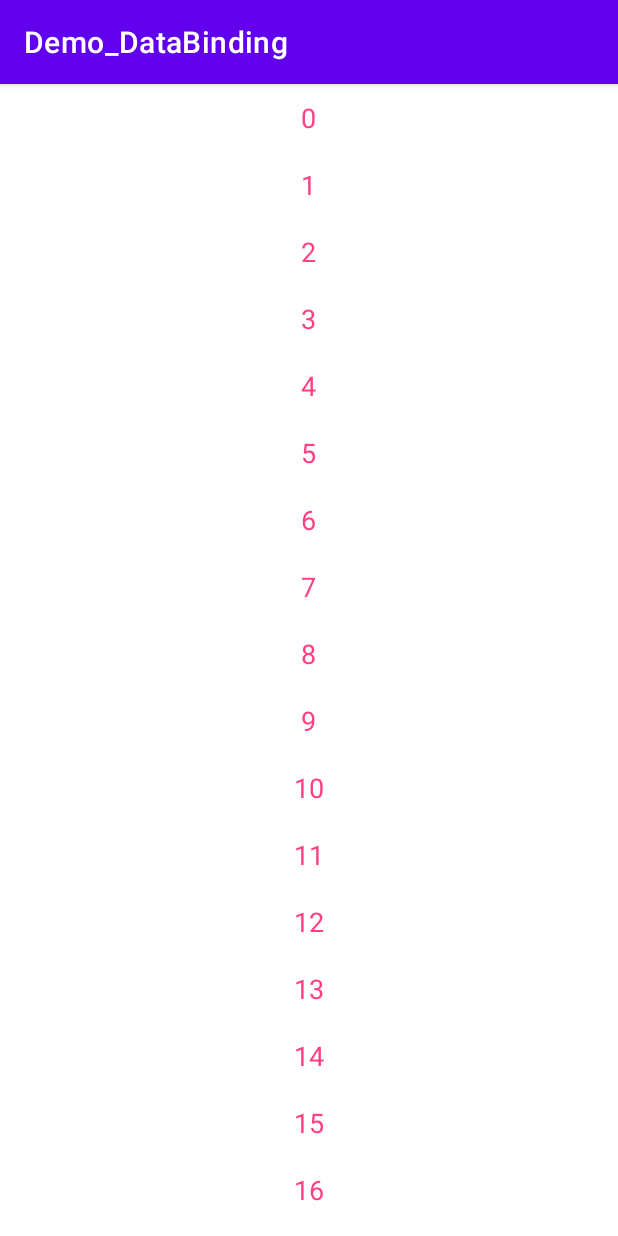
After one commit to sunxr/AndroidComponent, an Android app: the RecyclerViewActivity screen opened directly, with no data from a screen before it, on a phone screen of 412 x 824 dp. The commit adds this screen. Run offline under Robolectric (Android 15) with nearby library versions, the phone set to English and light mode, and no system bars; our stand-ins replace data binding.

Commit message:
RecyclerView使用dataBinding

```diff
--- a/DataBindingDemo/app/build.gradle
+++ b/DataBindingDemo/app/build.gradle
@@ -43,6 +43,8 @@ dependencies {
   implementation 'androidx.appcompat:appcompat:1.4.1'
   implementation 'com.google.android.material:material:1.5.0'
   implementation 'androidx.constraintlayout:constraintlayout:2.1.3'
+  //noinspection GradleCompatible
+  implementation 'com.android.support:recyclerview-v7:25.3.1'
   testImplementation 'junit:junit:4.+'
   androidTestImplementation 'androidx.test.ext:junit:1.1.3'
   androidTestImplementation 'androidx.test.espresso:espresso-core:3.4.0'
--- a/DataBindingDemo/app/src/main/AndroidManifest.xml
+++ b/DataBindingDemo/app/src/main/AndroidManifest.xml
@@ -11,6 +11,9 @@
         android:roundIcon="@mipmap/ic_launcher_round"
         android:supportsRtl="true"
         android:theme="@style/Theme.Demo_DataBinding">
+        <activity
+            android:name=".ui.RecyclerViewActivity"
+            android:exported="false" />
         <activity
             android:name=".ui.EventHandlingActivity"
             android:exported="false" />
--- /dev/null
+++ b/DataBindingDemo/app/src/main/java/com/sun/alone/demo_databinding/adapter/RecyclerViewAdapter.kt
@@ -0,0 +1,37 @@
+package com.sun.alone.demo_databinding.adapter
+
+import android.view.LayoutInflater
+import android.view.View
+import android.view.ViewGroup
+import androidx.databinding.DataBindingUtil
+import androidx.recyclerview.widget.RecyclerView
+import com.sun.alone.demo_databinding.BR
+import com.sun.alone.demo_databinding.R
+import com.sun.alone.demo_databinding.bean.RecyclerViewItem
+import com.sun.alone.demo_databinding.databinding.AdapterRecyclerViewBinding
+
+class RecyclerViewAdapter(private var list: List<RecyclerViewItem>) : RecyclerView.Adapter<RecyclerViewAdapter.BindingHolder>() {
+
+  var mList: List<RecyclerViewItem>? = list
+
+  inner class BindingHolder(itemView: View) : RecyclerView.ViewHolder(itemView) {
+    var binding:AdapterRecyclerViewBinding? = null
+  }
+
+  override fun onCreateViewHolder(parent: ViewGroup, viewType: Int): BindingHolder {
+    val binding = DataBindingUtil.inflate<AdapterRecyclerViewBinding>(
+      LayoutInflater.from(parent.context), R.layout.adapter_recycler_view, parent, false)
+    val holder = BindingHolder(binding.root)
+    holder.binding = binding
+    return holder
+  }
+
+  override fun onBindViewHolder(holder: BindingHolder, position: Int) {
+    holder.binding?.setVariable(BR.item, mList?.get(position))
+    holder.binding?.executePendingBindings()
+  }
+
+  override fun getItemCount(): Int {
+    return mList?.size ?: 0
+  }
+}
--- /dev/null
+++ b/DataBindingDemo/app/src/main/java/com/sun/alone/demo_databinding/bean/RecyclerViewItem.kt
@@ -0,0 +1,3 @@
+package com.sun.alone.demo_databinding.bean
+
+data class RecyclerViewItem(val content: String)
--- a/DataBindingDemo/app/src/main/java/com/sun/alone/demo_databinding/ui/MainActivity.kt
+++ b/DataBindingDemo/app/src/main/java/com/sun/alone/demo_databinding/ui/MainActivity.kt
@@ -21,6 +21,7 @@ class MainActivity : AppCompatActivity() {
           R.id.btn_observable -> intent = Intent(this@MainActivity, ObservableActivity::class.java)
           R.id.btn_double_binding -> intent = Intent(this@MainActivity, DoubleBindingActivity::class.java)
           R.id.btn_event_handling -> intent = Intent(this@MainActivity, EventHandlingActivity::class.java)
+          R.id.btn_recycler_view -> intent = Intent(this@MainActivity, RecyclerViewActivity::class.java)
         }
         intent?.let {
           startActivity(it)
--- /dev/null
+++ b/DataBindingDemo/app/src/main/java/com/sun/alone/demo_databinding/ui/RecyclerViewActivity.kt
@@ -0,0 +1,43 @@
+package com.sun.alone.demo_databinding.ui
+
+import android.annotation.SuppressLint
+import androidx.appcompat.app.AppCompatActivity
+import android.os.Bundle
+import android.widget.LinearLayout
+import androidx.databinding.DataBindingUtil
+import androidx.recyclerview.widget.LinearLayoutManager
+import com.sun.alone.demo_databinding.R
+import com.sun.alone.demo_databinding.adapter.RecyclerViewAdapter
+import com.sun.alone.demo_databinding.bean.RecyclerViewItem
+import com.sun.alone.demo_databinding.databinding.ActivityRecyclerViewBinding
+
+class RecyclerViewActivity : AppCompatActivity() {
+
+  private var list: MutableList<RecyclerViewItem>? = ArrayList<RecyclerViewItem>()
+
+  @SuppressLint("NotifyDataSetChanged")
+  override fun onCreate(savedInstanceState: Bundle?) {
+    super.onCreate(savedInstanceState)
+    initData()
+
+    DataBindingUtil.setContentView<ActivityRecyclerViewBinding>(this, R.layout.activity_recycler_view).apply {
+      recyclerView.layoutManager = LinearLayoutManager(this@RecyclerViewActivity)
+      val recyclerViewAdapter: RecyclerViewAdapter? = list?.let { RecyclerViewAdapter(it) }
+      recyclerView.adapter = recyclerViewAdapter
+      updateData()
+      recyclerViewAdapter?.notifyDataSetChanged()
+    }
+  }
+
+  private fun initData() {
+    for (i in 0..9) {
+      list?.add(RecyclerViewItem(i.toString()))
+    }
+  }
+
+  private fun updateData() {
+    for (i in 10..19) {
+      list?.add(RecyclerViewItem(i.toString()))
+    }
+  }
+}
--- a/DataBindingDemo/app/src/main/res/layout/activity_main.xml
+++ b/DataBindingDemo/app/src/main/res/layout/activity_main.xml
@@ -63,6 +63,15 @@
                 android:text="事件处理" />
 
             <Button
+                android:id="@+id/btn_recycler_view"
+                android:layout_width="match_parent"
+                android:layout_height="wrap_content"
+                android:layout_margin="10dp"
+                android:onClick="@{clickListener}"
+                android:text="RecyclerView"
+                android:textAllCaps="false" />
+
+            <Button
                 android:id="@+id/btn_custom_attribute"
                 android:layout_width="match_parent"
                 android:layout_height="wrap_content"
--- /dev/null
+++ b/DataBindingDemo/app/src/main/res/layout/activity_recycler_view.xml
@@ -0,0 +1,20 @@
+<?xml version="1.0" encoding="utf-8"?>
+<layout xmlns:android="http://schemas.android.com/apk/res/android">
+
+    <data>
+
+    </data>
+
+    <LinearLayout
+        android:layout_width="match_parent"
+        android:layout_height="match_parent"
+        android:orientation="vertical">
+
+        <androidx.recyclerview.widget.RecyclerView
+            android:id="@+id/recycler_view"
+            android:layout_width="match_parent"
+            android:layout_height="match_parent" />
+
+    </LinearLayout>
+
+</layout>
--- /dev/null
+++ b/DataBindingDemo/app/src/main/res/layout/adapter_recycler_view.xml
@@ -0,0 +1,26 @@
+<?xml version="1.0" encoding="utf-8"?>
+<layout xmlns:android="http://schemas.android.com/apk/res/android">
+
+    <data>
+        <variable
+            name="item"
+            type="com.sun.alone.demo_databinding.bean.RecyclerViewItem" />
+
+    </data>
+
+    <RelativeLayout
+        android:layout_width="match_parent"
+        android:layout_height="wrap_content">
+
+        <TextView
+            android:layout_width="wrap_content"
+            android:layout_height="wrap_content"
+            android:layout_centerInParent="true"
+            android:padding="10dp"
+            android:text="@{item.content}"
+            android:textColor="@color/colorAccent"
+            android:textSize="18sp" />
+
+    </RelativeLayout>
+
+</layout>
--- a/DataBindingDemo/app/src/main/res/values/colors.xml
+++ b/DataBindingDemo/app/src/main/res/values/colors.xml
@@ -7,4 +7,5 @@
     <color name="teal_700">#FF018786</color>
     <color name="black">#FF000000</color>
     <color name="white">#FFFFFFFF</color>
+    <color name="colorAccent">#FF4081</color>
 </resources>
```
